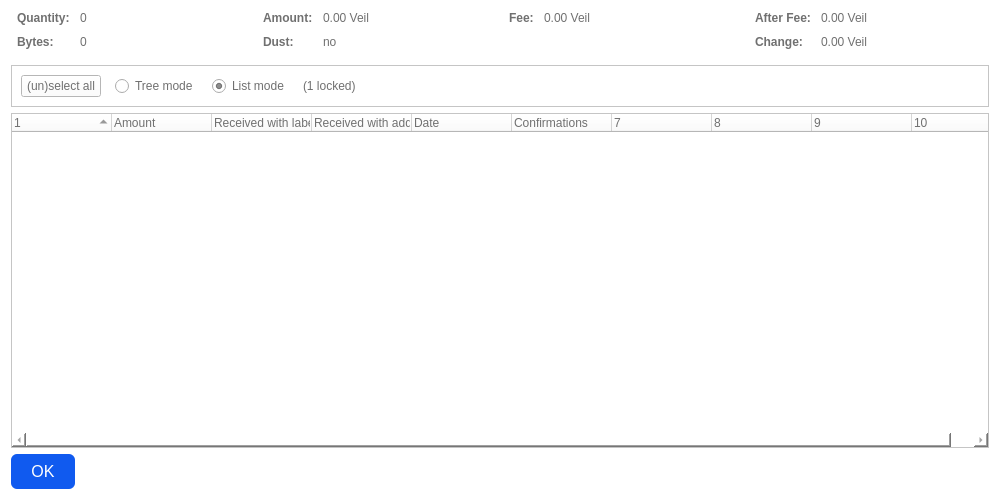
Old version of the form src/qt/forms/coincontroldialog.ui in the repository Veil-Project/veil.
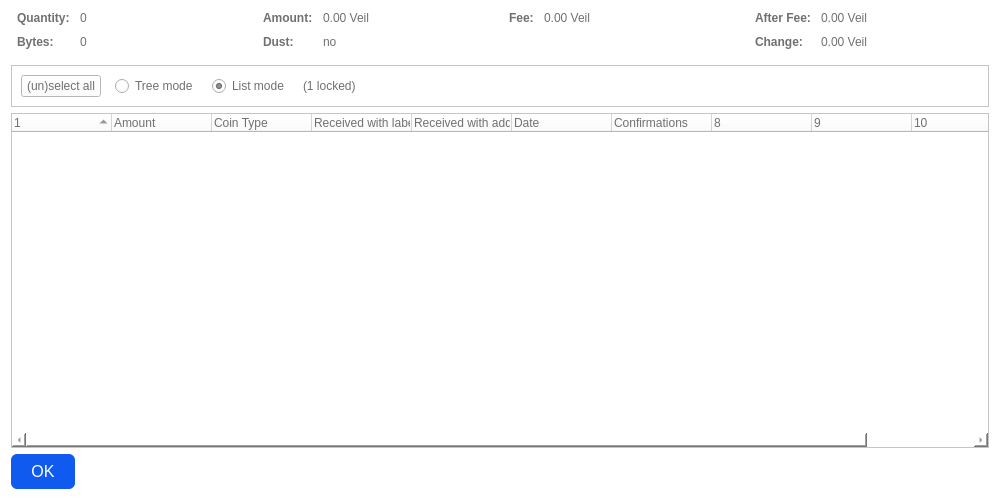
New version of the form. Custom widgets are drawn as their Qt base class.

Commit message: Add partial working of CT outputs and new column in coincontroldialog

What changed in the file:
```diff
--- a/src/qt/forms/coincontroldialog.ui
+++ b/src/qt/forms/coincontroldialog.ui
@@ -407,7 +407,7 @@
       <bool>false</bool>
      </property>
      <property name="columnCount">
-      <number>10</number>
+      <number>11</number>
      </property>
      <attribute name="headerShowSortIndicator" stdset="0">
       <bool>true</bool>
@@ -425,6 +425,11 @@
        <string>Amount</string>
       </property>
      </column>
+     <column>
+      <property name="text">
+       <string>Coin Type</string>
+      </property>
+     </column>
      <column>
       <property name="text">
        <string>Received with label</string>
```
The commit also changes 2 other files.
